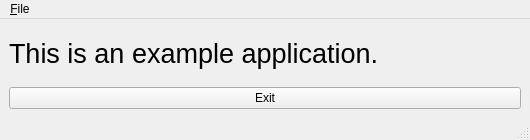
Before: the Qt Designer form source/main_window.ui in jkriege2/JKHouseholdAccounts, drawn with Qt 5.
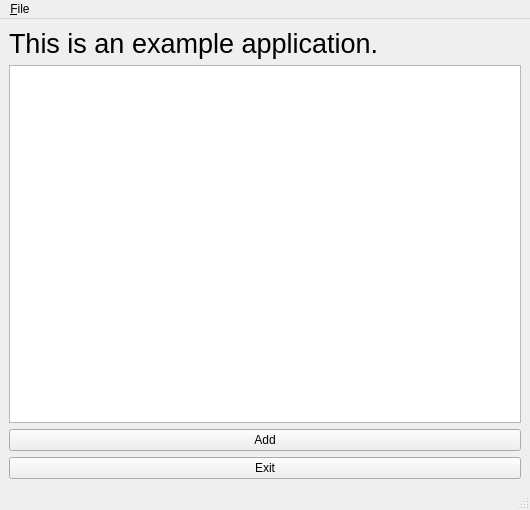
After: the same form once the commit is applied.

The edit to the form file:
```diff
--- a/source/main_window.ui
+++ b/source/main_window.ui
@@ -7,7 +7,7 @@
     <x>0</x>
     <y>0</y>
     <width>530</width>
-    <height>140</height>
+    <height>510</height>
    </rect>
   </property>
   <property name="windowTitle">
@@ -15,19 +15,6 @@
   </property>
   <widget class="QWidget" name="centralwidget">
    <layout class="QVBoxLayout" name="verticalLayout">
-    <item>
-     <spacer name="verticalSpacer">
-      <property name="orientation">
-       <enum>Qt::Vertical</enum>
-      </property>
-      <property name="sizeHint" stdset="0">
-       <size>
-        <width>20</width>
-        <height>16</height>
-       </size>
-      </property>
-     </spacer>
-    </item>
     <item>
      <widget class="QLabel" name="label">
       <property name="font">
@@ -41,17 +28,14 @@
      </widget>
     </item>
     <item>
-     <spacer name="verticalSpacer_2">
-      <property name="orientation">
-       <enum>Qt::Vertical</enum>
+     <widget class="QTableView" name="tableView"/>
+    </item>
+    <item>
+     <widget class="QPushButton" name="btnAdd">
+      <property name="text">
+       <string>Add</string>
       </property>
-      <property name="sizeHint" stdset="0">
-       <size>
-        <width>20</width>
-        <height>17</height>
-       </size>
-      </property>
-     </spacer>
+     </widget>
     </item>
     <item>
      <widget class="QPushButton" name="pushButton">
```
Left out of the diff: 2 changed lines with no effect on the pictures.
